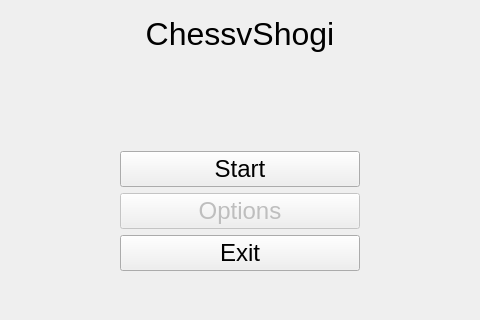
Above: chessVshogi/UI/mainwindow.ui from sahinakkaya/chess before the change; both pictures show x 96 to 576 and y 160 to 480 of the 672 by 480 pixel window. Below: the same form after it.
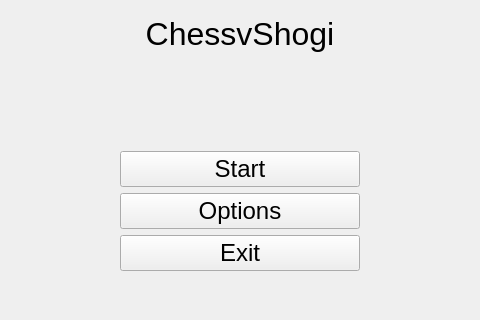
That is the form after the change.

Patch:
```diff
--- a/chessVshogi/UI/mainwindow.ui
+++ b/chessVshogi/UI/mainwindow.ui
@@ -173,7 +173,7 @@
       <item row="2" column="2">
        <widget class="QPushButton" name="buttonOpts">
         <property name="enabled">
-         <bool>false</bool>
+         <bool>true</bool>
         </property>
         <property name="sizePolicy">
          <sizepolicy hsizetype="MinimumExpanding" vsizetype="Fixed">
```
